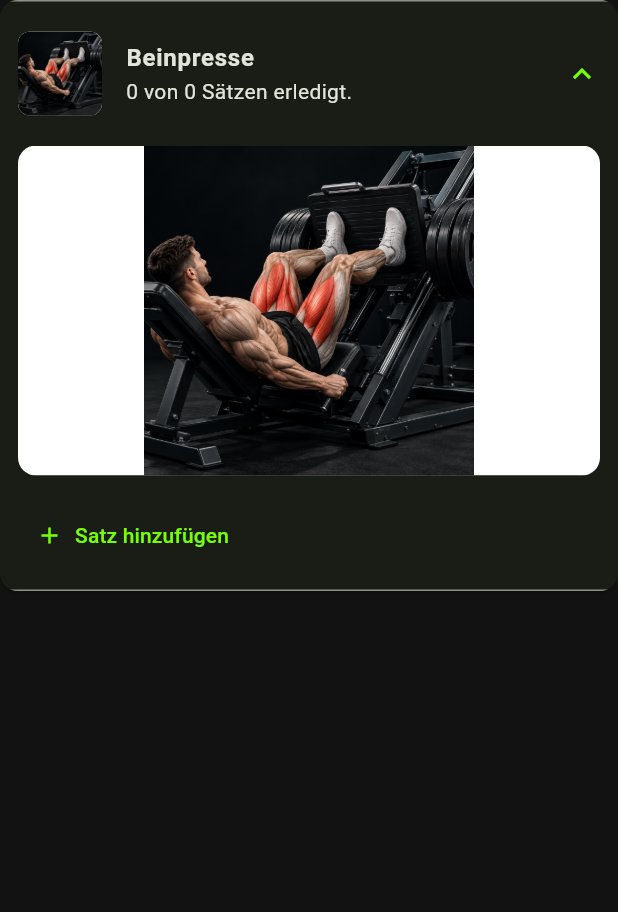
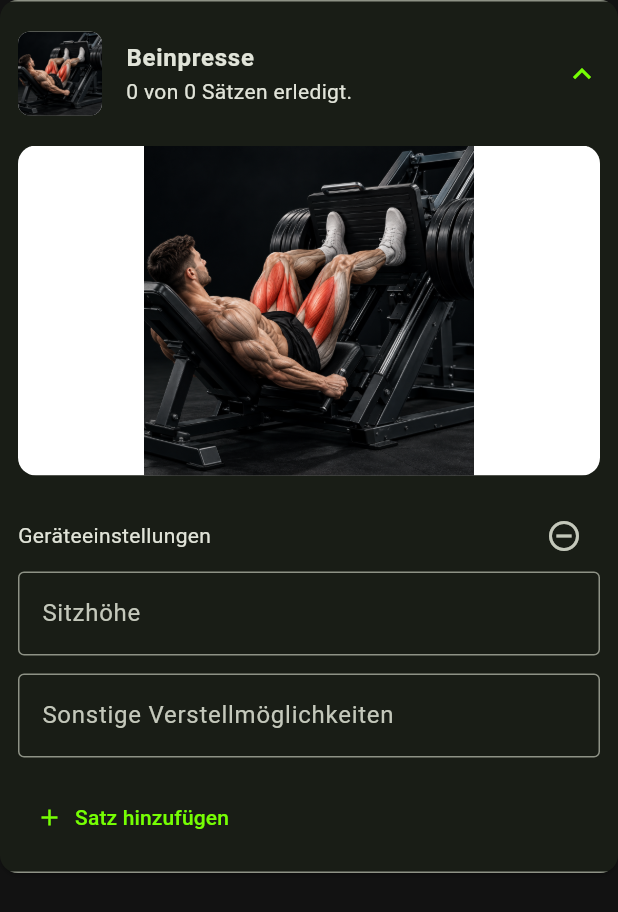
Before and after one commit to JanMeyfarth1999/repstar, a Flutter app: the TrainingExerciseCard widget shown alone on an empty page, opened directly with sample values from the repository, after a tap on "Beinpresse", on a phone screen of 412 x 824 dp. Shown: the top 912 px of the screen. Run offline on Flutter 3.47's test engine with Material 3 defaults, Android fonts, the phone set to English and light mode, and no system bars.

Commit message:
exerciseSettings

```diff
--- /dev/null
+++ b/lib/models/exercise_settings.dart
@@ -0,0 +1,29 @@
+/// Optionale Geäteeinstellungen für eine Übung innerhalb eines Trainings.
+class ExerciseSettings {
+  /// Beispielsweise "Loch 4"
+  String seatHeight;
+
+  ///Beispielsweise "Rückenlehne: Loch 3".
+  String otherAdjustments;
+
+  ExerciseSettings({
+    this.seatHeight = '',
+    this.otherAdjustments = '',
+  });
+
+  /// Bereitet die Einstellungen für die lokale Speicherung vor.
+  Map<String, dynamic> toJson() {
+    return {
+      'seatHight': seatHeight,
+      'otherAdjustments': otherAdjustments,
+    };
+  }
+
+  /// Stellt die Einstellungen aus gespeicherten Daten wieder her.
+  factory ExerciseSettings.fromJson(Map<String, dynamic> json) {
+    return ExerciseSettings(
+      seatHeight: json['seatHight'] as String? ?? '',
+      otherAdjustments: json['otherAdjustments'] as String? ?? '',
+    );
+  }
+}
--- a/lib/widgets/training_exercise_card.dart
+++ b/lib/widgets/training_exercise_card.dart
@@ -1,3 +1,4 @@
+import 'package:repstar/models/exercise_settings.dart';
 import 'package:flutter/material.dart';
 import 'package:repstar/models/exercise.dart';
 import 'package:repstar/models/workouts_set.dart';
@@ -10,16 +11,23 @@ class TrainingExerciseCard extends StatefulWidget {
   /// Bestimmt, ob die Karte beim Öffnen bereits aufgeklappt ist.
   final bool initiallyExpanded;
 
+  /// Optionale Geräteeinstellungen für diese Übung.
+  final ExerciseSettings? settings;
+
+  /// Meldet hinzugefügte oder entfernte Einstellungen an den Trainingsbildschirm.
+  final ValueChanged<ExerciseSettings?> onSettingsChanged;
+
   const TrainingExerciseCard({
     super.key,
     required this.exercise,
     required this.sets,
+    required this.settings,
+    required this.onSettingsChanged,
     this.initiallyExpanded = false,
   });
 
   @override
-  State<TrainingExerciseCard> createState() =>
-      _TrainingExerciseCardState();
+  State<TrainingExerciseCard> createState() => _TrainingExerciseCardState();
 }
 
 class _TrainingExerciseCardState extends State<TrainingExerciseCard> {
@@ -144,6 +152,64 @@ class _TrainingExerciseCardState extends State<TrainingExerciseCard> {
     );
   }
 
+  Widget _buildSettingsFields() {
+    final settings = widget.settings;
+
+    if (settings == null) {
+      return Align(
+        alignment: Alignment.centerLeft,
+        child: TextButton.icon(
+          onPressed: () {
+            widget.onSettingsChanged(ExerciseSettings());
+          },
+          icon: const Icon(Icons.add),
+          label: const Text('Geräteeinstellungen hinzufügen'),
+        ),
+      );
+    }
+
+    return Column(
+      crossAxisAlignment: CrossAxisAlignment.start,
+      children: [
+        Row(
+          children: [
+            const Expanded(child: Text('Geräteeinstellungen')),
+            IconButton(
+              tooltip: 'Geräteeinstellungen entfernen',
+              onPressed: () {
+                widget.onSettingsChanged(null);
+              },
+              icon: const Icon(Icons.remove_circle_outline),
+            ),
+          ],
+        ),
+        TextFormField(
+          initialValue: settings.seatHeight,
+          decoration: const InputDecoration(
+            labelText: 'Sitzhöhe',
+            hintText: 'Loch...',
+            border: OutlineInputBorder(),
+          ),
+          onChanged: (value) {
+            settings.seatHeight = value;
+          },
+        ),
+        const SizedBox(height: 12),
+        TextFormField(
+          initialValue: settings.otherAdjustments,
+          decoration: const InputDecoration(
+            labelText: 'Sonstige Verstellmöglichkeiten',
+            hintText: 'Loch...',
+            border: OutlineInputBorder(),
+          ),
+          onChanged: (value) {
+            settings.otherAdjustments = value;
+          },
+        ),
+      ],
+    );
+  }
+
   @override
   Widget build(BuildContext context) {
     final completedSets = widget.sets
@@ -191,6 +257,10 @@ class _TrainingExerciseCardState extends State<TrainingExerciseCard> {
           ),
           const SizedBox(height: 16),
 
+          // Zeigt die optionalen Geräteeinstellungen oberhalb der Sätze.
+          _buildSettingsFields(),
+          const SizedBox(height: 16),
+
           // Für jeden Satz wird dieselbe Zeilen-Methode aufgerufen.
           for (int index = 0; index < widget.sets.length; index++)
             _buildSetRow(index),
```
Also changed, not shown: lib/models/training_session.dart (+32 -1 lines), lib/screens/active_training_screen.dart (+31 -0 lines).
